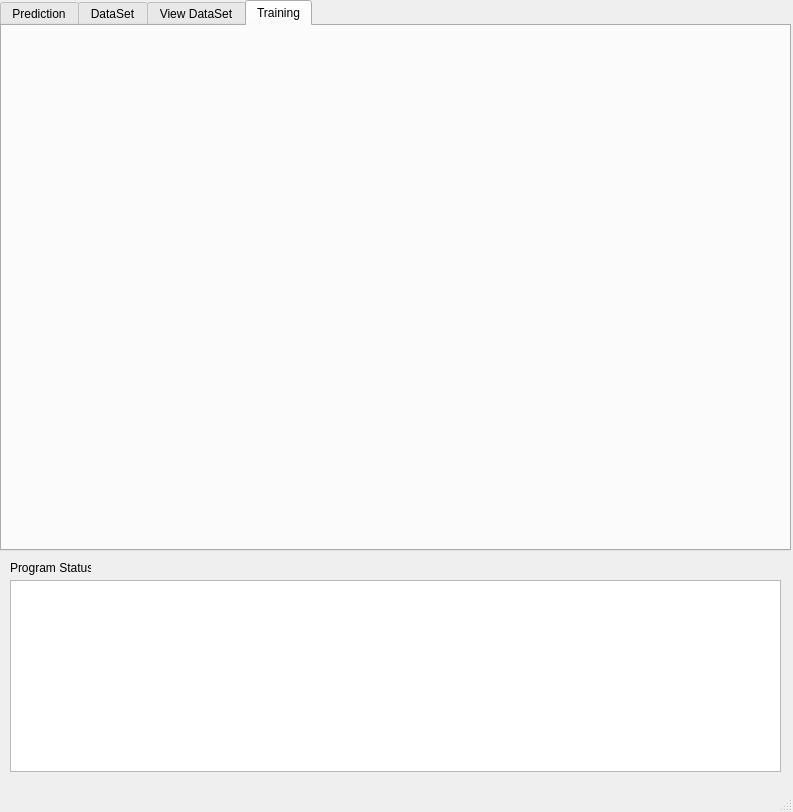
Above: projectGUI.ui from BeckBusch/CS302-Project-1 before the change. Below: the same form after it.
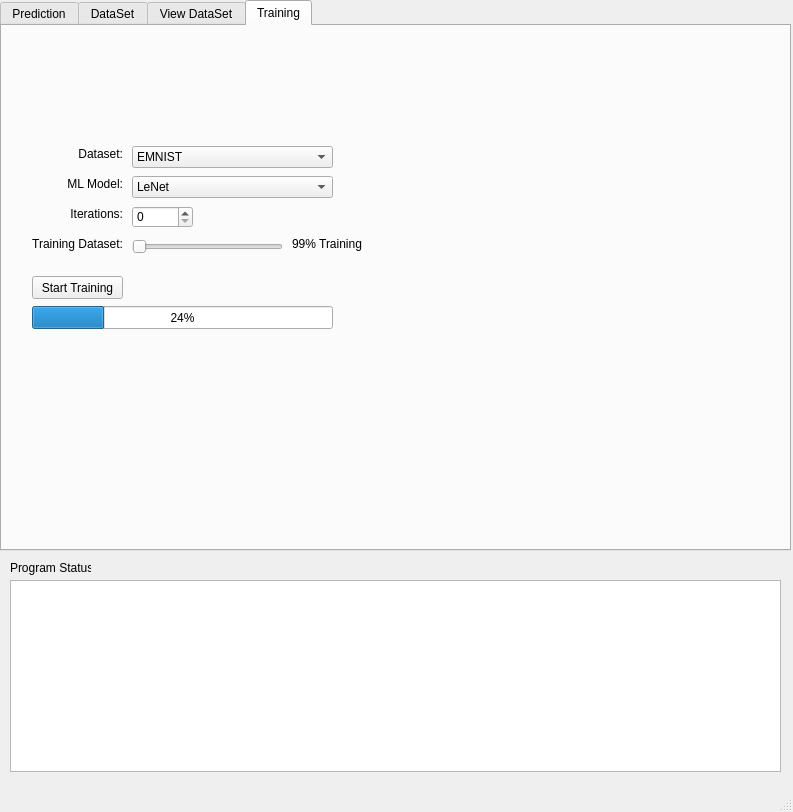
That is the form after the change. The open tabs and pages were chosen to show the change.

```diff
--- a/projectGUI.ui
+++ b/projectGUI.ui
@@ -122,6 +122,181 @@
      <attribute name="title">
       <string>Training</string>
      </attribute>
+     <widget class="QComboBox" name="modelSelector">
+      <property name="geometry">
+       <rect>
+        <x>130</x>
+        <y>150</y>
+        <width>201</width>
+        <height>22</height>
+       </rect>
+      </property>
+      <item>
+       <property name="text">
+        <string>LeNet</string>
+       </property>
+      </item>
+      <item>
+       <property name="text">
+        <string>AlexNet</string>
+       </property>
+      </item>
+      <item>
+       <property name="text">
+        <string>VGG11</string>
+       </property>
+      </item>
+     </widget>
+     <widget class="QSpinBox" name="iterationsInput">
+      <property name="geometry">
+       <rect>
+        <x>130</x>
+        <y>180</y>
+        <width>61</width>
+        <height>22</height>
+       </rect>
+      </property>
+     </widget>
+     <widget class="QSlider" name="TrainingSlider">
+      <property name="geometry">
+       <rect>
+        <x>130</x>
+        <y>210</y>
+        <width>151</width>
+        <height>22</height>
+       </rect>
+      </property>
+      <property name="orientation">
+       <enum>Qt::Horizontal</enum>
+      </property>
+      <property name="invertedAppearance">
+       <bool>false</bool>
+      </property>
+      <property name="invertedControls">
+       <bool>false</bool>
+      </property>
+     </widget>
+     <widget class="QProgressBar" name="TrainingProgressBar">
+      <property name="geometry">
+       <rect>
+        <x>30</x>
+        <y>280</y>
+        <width>301</width>
+        <height>23</height>
+       </rect>
+      </property>
+      <property name="value">
+       <number>24</number>
+      </property>
+      <property name="textVisible">
+       <bool>true</bool>
+      </property>
+     </widget>
+     <widget class="QComboBox" name="DatasetSelector">
+      <property name="geometry">
+       <rect>
+        <x>130</x>
+        <y>120</y>
+        <width>201</width>
+        <height>22</height>
+       </rect>
+      </property>
+      <item>
+       <property name="text">
+        <string>EMNIST</string>
+       </property>
+      </item>
+     </widget>
+     <widget class="QLabel" name="label_2">
+      <property name="geometry">
+       <rect>
+        <x>30</x>
+        <y>210</y>
+        <width>91</width>
+        <height>16</height>
+       </rect>
+      </property>
+      <property name="text">
+       <string>Training Dataset:</string>
+      </property>
+      <property name="alignment">
+       <set>Qt::AlignRight|Qt::AlignTrailing|Qt::AlignVCenter</set>
+      </property>
+     </widget>
+     <widget class="QLabel" name="label_3">
+      <property name="geometry">
+       <rect>
+        <x>40</x>
+        <y>120</y>
+        <width>81</width>
+        <height>16</height>
+       </rect>
+      </property>
+      <property name="text">
+       <string>Dataset:</string>
+      </property>
+      <property name="alignment">
+       <set>Qt::AlignRight|Qt::AlignTrailing|Qt::AlignVCenter</set>
+      </property>
+     </widget>
+     <widget class="QLabel" name="label_4">
+      <property name="geometry">
+       <rect>
+        <x>40</x>
+        <y>150</y>
+        <width>81</width>
+        <height>16</height>
+       </rect>
+      </property>
+      <property name="text">
+       <string>ML Model:</string>
+      </property>
+      <property name="alignment">
+       <set>Qt::AlignRight|Qt::AlignTrailing|Qt::AlignVCenter</set>
+      </property>
+     </widget>
+     <widget class="QLabel" name="label_5">
+      <property name="geometry">
+       <rect>
+        <x>40</x>
+        <y>180</y>
+        <width>81</width>
+        <height>16</height>
+       </rect>
+      </property>
+      <property name="text">
+       <string>Iterations:</string>
+      </property>
+      <property name="alignment">
+       <set>Qt::AlignRight|Qt::AlignTrailing|Qt::AlignVCenter</set>
+      </property>
+     </widget>
+     <widget class="QLabel" name="TrainingValue">
+      <property name="geometry">
+       <rect>
+        <x>290</x>
+        <y>210</y>
+        <width>71</width>
+        <height>16</height>
+       </rect>
+      </property>
+      <property name="text">
+       <string>99% Training</string>
+      </property>
+     </widget>
+     <widget class="QPushButton" name="startTrainingButton">
+      <property name="geometry">
+       <rect>
+        <x>30</x>
+        <y>250</y>
+        <width>91</width>
+        <height>23</height>
+       </rect>
+      </property>
+      <property name="text">
+       <string>Start Training</string>
+      </property>
+     </widget>
     </widget>
    </widget>
    <widget class="QTextBrowser" name="textBrowser">
```
Left out of the diff: 12 changed lines with no effect on the pictures.
